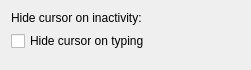
First picture: the form in src/desktop/kde/kwin/src/plugins/hidecursor/hidecursor_config.ui, repository HungLo2020/MattOS, before the edit.
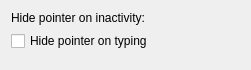
Second picture: the form after the edit.

```diff
--- a/src/desktop/kde/kwin/src/plugins/hidecursor/hidecursor_config.ui
+++ b/src/desktop/kde/kwin/src/plugins/hidecursor/hidecursor_config.ui
@@ -14,14 +14,14 @@
    <item row="0" column="0">
     <widget class="QLabel" name="label_InactivityDuration">
      <property name="text">
-      <string>Hide cursor on inactivity:</string>
+      <string>Hide pointer on inactivity:</string>
      </property>
     </widget>
    </item>
    <item row="1" column="0">
     <widget class="QCheckBox" name="kcfg_HideOnTyping">
      <property name="text">
-      <string>Hide cursor on typing</string>
+      <string>Hide pointer on typing</string>
      </property>
     </widget>
    </item>
```
